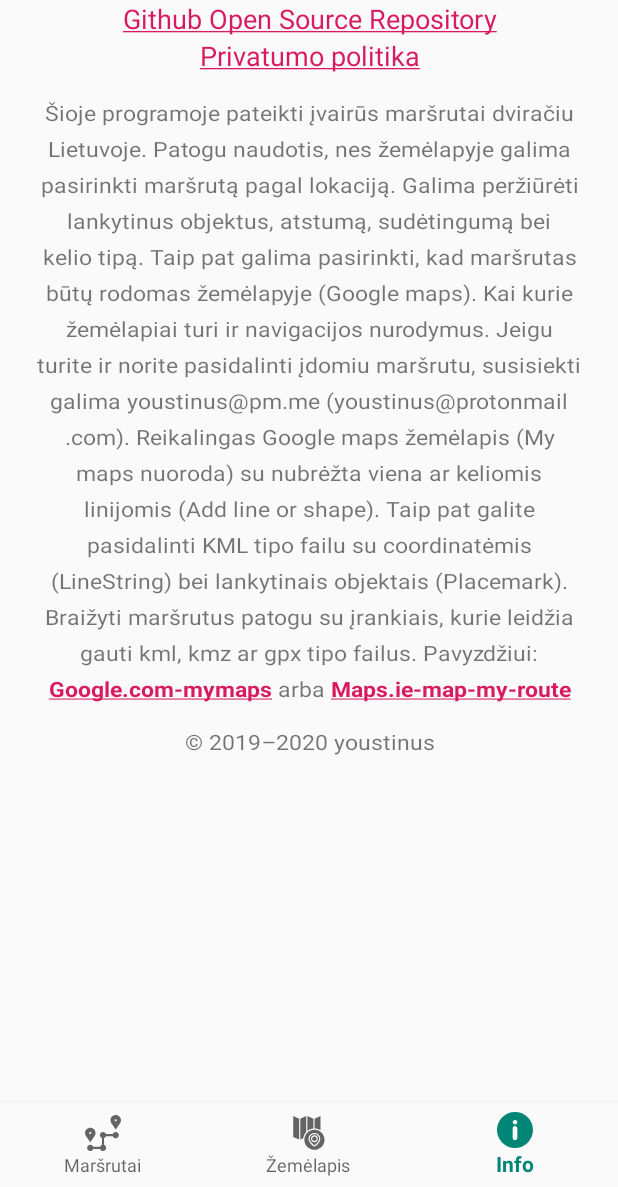
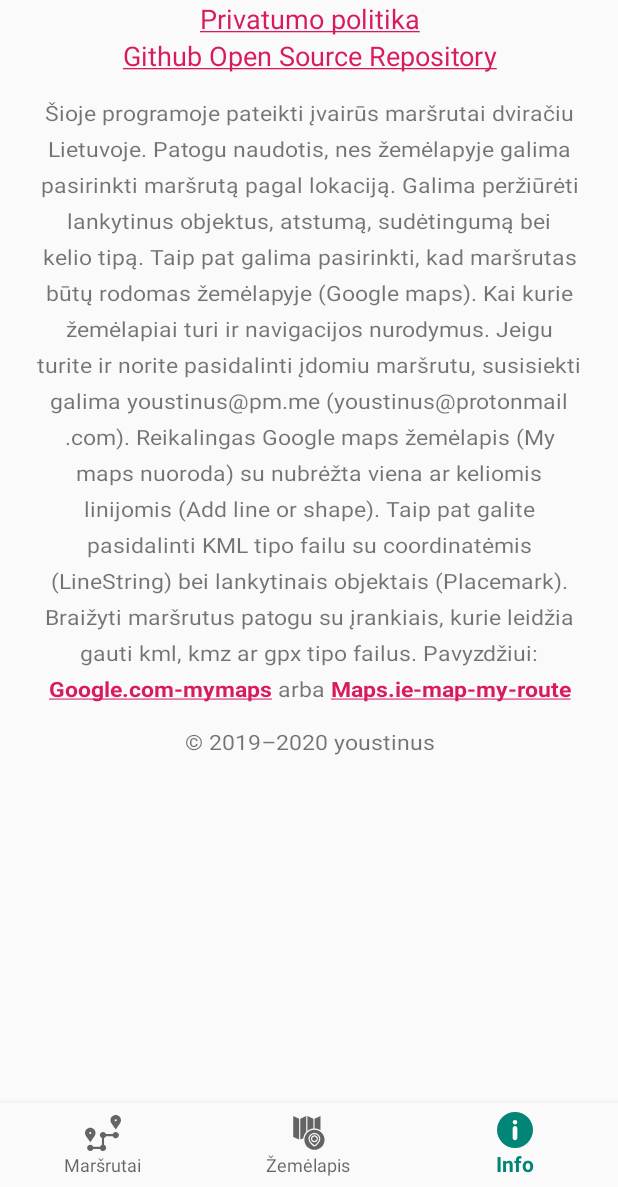
Before and after one commit to youstinus/dvirate-lietuva, an Android app: the InfoFragment screen opened through its navigation route, on a phone screen of 412 x 824 dp, the part 49-1236 px from its top. Run offline under Robolectric (Android 15) with nearby library versions, the phone set to English and light mode, and no system bars; our stand-ins replace Firebase (no records; nobody signed in at launch, a user with empty details on screens opened directly), Picasso, navigation-ui; pictures from the network do not load; Roboto replaces fonts that are not available here.

Commit message:
All routes link.Permission legacy. Github repo link click listener.

```diff
--- a/DvirateLietuva/app/src/main/AndroidManifest.xml
+++ b/DvirateLietuva/app/src/main/AndroidManifest.xml
@@ -3,7 +3,7 @@
     package="com.youstinus.dviratelietuva">
 
     <uses-permission android:name="android.permission.INTERNET" />
-    <uses-permission android:name="android.permission.WRITE_EXTERNAL_STORAGE" />
+    <uses-permission android:name="android.permission.WRITE_EXTERNAL_STORAGE" android:maxSdkVersion="28"/>
     <!--  <uses-permission android:name="android.permission.ACCESS_FINE_LOCATION" />-->
     <!--  <uses-permission android:name="com.google.android.providers.gsf.permission.READ_GSERVICES" />-->
 
@@ -13,7 +13,8 @@
         android:label="@string/app_name"
         android:roundIcon="@mipmap/ic_launcher_round"
         android:supportsRtl="true"
-        android:theme="@style/AppTheme">
+        android:theme="@style/AppTheme"
+        android:requestLegacyExternalStorage="true">
         <activity
             android:name=".MainActivity"
             android:exported="true"
--- a/DvirateLietuva/app/src/main/java/com/youstinus/dviratelietuva/ui/info/InfoFragment.kt
+++ b/DvirateLietuva/app/src/main/java/com/youstinus/dviratelietuva/ui/info/InfoFragment.kt
@@ -128,5 +128,7 @@ class InfoFragment : Fragment() {
         t2.movementMethod = LinkMovementMethod.getInstance()
         val t3 = view.findViewById(R.id.textView_about) as TextView
         t3.movementMethod = LinkMovementMethod.getInstance()
+        val t4 = view.findViewById(R.id.textView_github_project) as TextView
+        t4.movementMethod = LinkMovementMethod.getInstance()
     }
 }
--- a/DvirateLietuva/app/src/main/res/layout/fragment_info.xml
+++ b/DvirateLietuva/app/src/main/res/layout/fragment_info.xml
@@ -68,19 +68,19 @@
                 android:textStyle="bold" />
 
             <TextView
+                android:id="@+id/textView_privacy_policy"
+                android:layout_width="match_parent"
+                android:layout_height="wrap_content"
+                android:gravity="center"
+                android:text="@string/privacy_policy"
+                android:textSize="18sp" />
+
+            <TextView
                 android:id="@+id/textView_github_project"
                 android:layout_width="match_parent"
                 android:layout_height="wrap_content"
                 android:gravity="center"
                 android:text="@string/github_project"
-                android:textSize="18sp" />
-
-            <TextView
-                android:id="@+id/textView_privacy_policy"
-                android:layout_width="match_parent"
-                android:layout_height="wrap_content"
-                android:gravity="center"
-                android:text="@string/privacy_policy"
                 android:textSize="18sp" />
 
             <TextView
```
Also changed, not shown: 1 other file.
